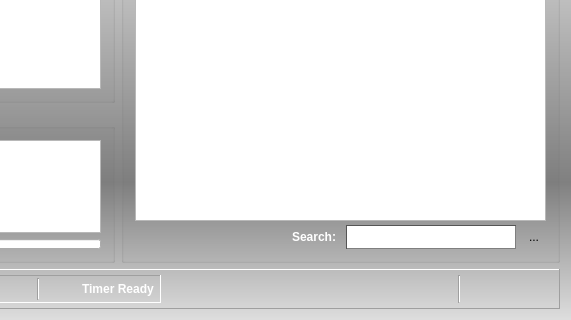
The window that vlc-record/recorder.ui (code-google-com/vlc-record) describes before a commit, drawn with Qt 5; both pictures show x 189 to 760 and y 140 to 460 of the 760 by 460 pixel window.
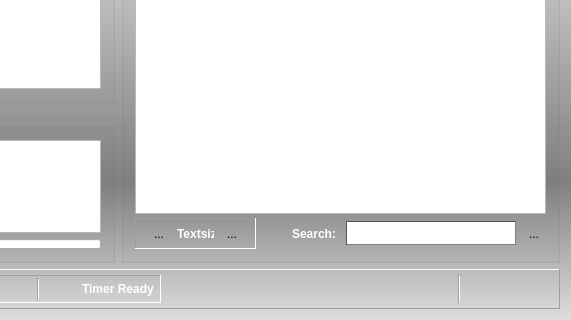
The same window after the commit. Icons and pictures are not drawn. Custom widgets are drawn as their Qt base class.

Commit message: - add font size change for epg widgets

What changed in the file:
```diff
--- a/vlc-record/recorder.ui
+++ b/vlc-record/recorder.ui
@@ -265,6 +265,83 @@
           <property name="topMargin">
            <number>4</number>
           </property>
+          <item>
+           <widget class="QFrame" name="frTextsize">
+            <property name="minimumSize">
+             <size>
+              <width>20</width>
+              <height>0</height>
+             </size>
+            </property>
+            <property name="frameShape">
+             <enum>QFrame::Panel</enum>
+            </property>
+            <property name="frameShadow">
+             <enum>QFrame::Sunken</enum>
+            </property>
+            <layout class="QHBoxLayout" name="horizontalLayout_7">
+             <property name="topMargin">
+              <number>4</number>
+             </property>
+             <property name="bottomMargin">
+              <number>4</number>
+             </property>
+             <item>
+              <widget class="QToolButton" name="btnFontSmaller">
+               <property name="text">
+                <string>...</string>
+               </property>
+               <property name="icon">
+                <iconset resource="vlc-record.qrc">
+                 <normaloff>:/app/zoom-out</normaloff>:/app/zoom-out</iconset>
+               </property>
+               <property name="iconSize">
+                <size>
+                 <width>16</width>
+                 <height>16</height>
+                </size>
+               </property>
+               <property name="autoRaise">
+                <bool>true</bool>
+               </property>
+              </widget>
+             </item>
+             <item>
+              <widget class="QLabel" name="labTextSize">
+               <property name="styleSheet">
+                <string notr="true">QLabel#labTextSize {
+font-weight: bold;
+color: white;
+}</string>
+               </property>
+               <property name="text">
+                <string>Textsize</string>
+               </property>
+              </widget>
+             </item>
+             <item>
+              <widget class="QToolButton" name="btnFontLarger">
+               <property name="text">
+                <string>...</string>
+               </property>
+               <property name="icon">
+                <iconset resource="vlc-record.qrc">
+                 <normaloff>:/app/zoom-in</normaloff>:/app/zoom-in</iconset>
+               </property>
+               <property name="iconSize">
+                <size>
+                 <width>16</width>
+                 <height>16</height>
+                </size>
+               </property>
+               <property name="autoRaise">
+                <bool>true</bool>
+               </property>
+              </widget>
+             </item>
+            </layout>
+           </widget>
+          </item>
           <item>
            <spacer name="horizontalSpacer_3">
             <property name="orientation">
```
The commit also changes 10 other files.
